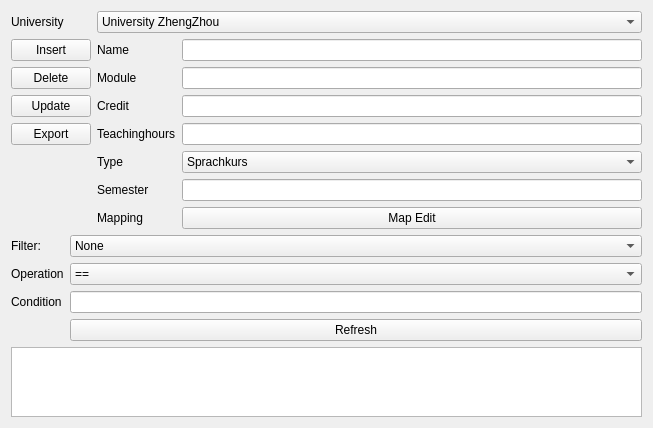
Qt form lectureeditor.ui (jszhtian/StudentMgr) before a commit.
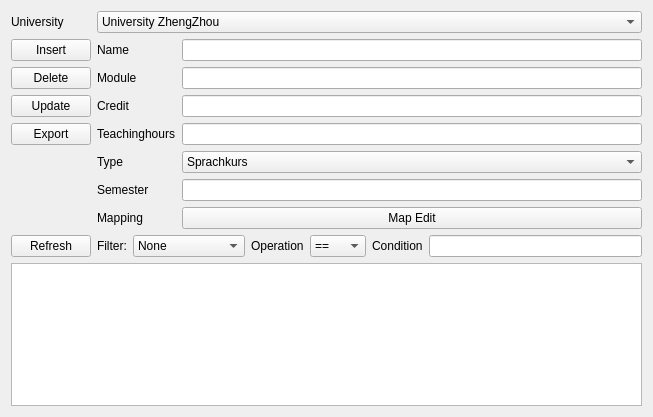
The same form after that commit.

Commit message: mod the ui design

Patch:
```diff
--- a/lectureeditor.ui
+++ b/lectureeditor.ui
@@ -7,7 +7,7 @@
     <x>0</x>
     <y>0</y>
     <width>653</width>
-    <height>416</height>
+    <height>417</height>
    </rect>
   </property>
   <property name="windowTitle">
@@ -177,16 +177,32 @@
       </layout>
      </item>
      <item>
-      <layout class="QFormLayout" name="formLayout_2">
-       <item row="0" column="0">
+      <layout class="QGridLayout" name="gridLayout_3">
+       <item row="0" column="3">
+        <widget class="QLabel" name="label_9">
+         <property name="text">
+          <string>Operation</string>
+         </property>
+        </widget>
+       </item>
+       <item row="0" column="6">
+        <widget class="QLineEdit" name="conditionEditor"/>
+       </item>
+       <item row="0" column="1">
         <widget class="QLabel" name="label_8">
          <property name="text">
           <string>Filter:</string>
          </property>
         </widget>
        </item>
-       <item row="0" column="1">
+       <item row="0" column="2">
         <widget class="QComboBox" name="FilterTypeSelect">
+         <property name="sizePolicy">
+          <sizepolicy hsizetype="Fixed" vsizetype="Fixed">
+           <horstretch>0</horstretch>
+           <verstretch>0</verstretch>
+          </sizepolicy>
+         </property>
          <item>
           <property name="text">
            <string>None</string>
@@ -224,14 +240,7 @@
          </item>
         </widget>
        </item>
-       <item row="1" column="0">
-        <widget class="QLabel" name="label_9">
-         <property name="text">
-          <string>Operation</string>
-         </property>
-        </widget>
-       </item>
-       <item row="1" column="1">
+       <item row="0" column="4">
         <widget class="QComboBox" name="OperationBox">
          <item>
           <property name="text">
@@ -270,17 +279,14 @@
          </item>
         </widget>
        </item>
-       <item row="2" column="0">
+       <item row="0" column="5">
         <widget class="QLabel" name="label_10">
          <property name="text">
           <string>Condition</string>
          </property>
         </widget>
        </item>
-       <item row="2" column="1">
-        <widget class="QLineEdit" name="conditionEditor"/>
-       </item>
-       <item row="3" column="1">
+       <item row="0" column="0">
         <widget class="QPushButton" name="ReFButton">
          <property name="text">
           <string>Refresh</string>
```
The commit also changes 1 other file.
